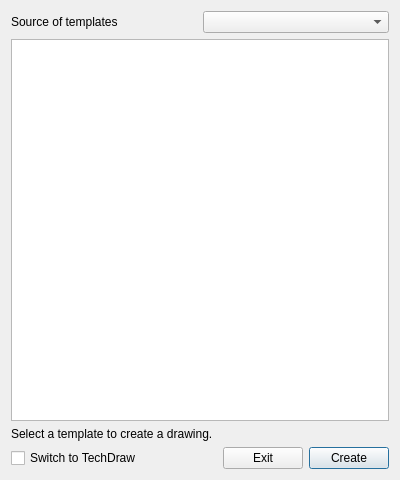
GS90/addFC, file repo/ui/insert.ui: the form before one commit.
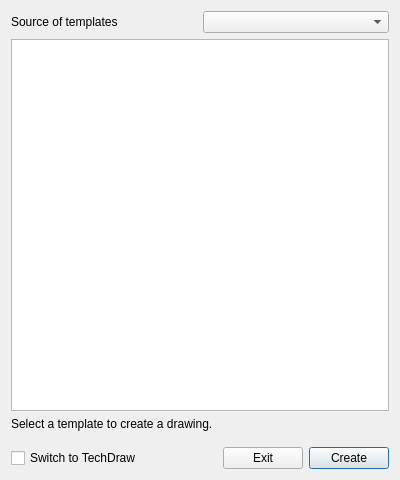
The form after the commit.

Diff of the .ui file:
```diff
--- a/repo/ui/insert.ui
+++ b/repo/ui/insert.ui
@@ -58,6 +58,22 @@
      </property>
     </widget>
    </item>
+   <item>
+    <spacer name="verticalSpacer">
+     <property name="orientation">
+      <enum>Qt::Vertical</enum>
+     </property>
+     <property name="sizeType">
+      <enum>QSizePolicy::Minimum</enum>
+     </property>
+     <property name="sizeHint" stdset="0">
+      <size>
+       <width>20</width>
+       <height>10</height>
+      </size>
+     </property>
+    </spacer>
+   </item>
    <item>
     <layout class="QHBoxLayout" name="horizontalLayout">
      <item>
```
